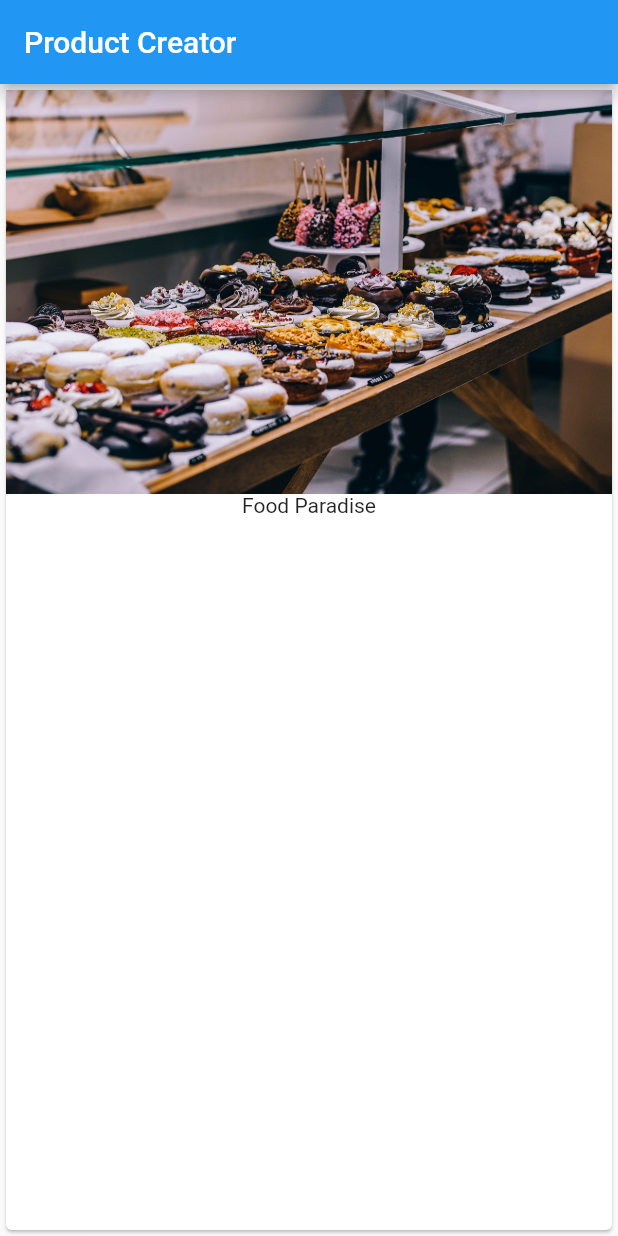
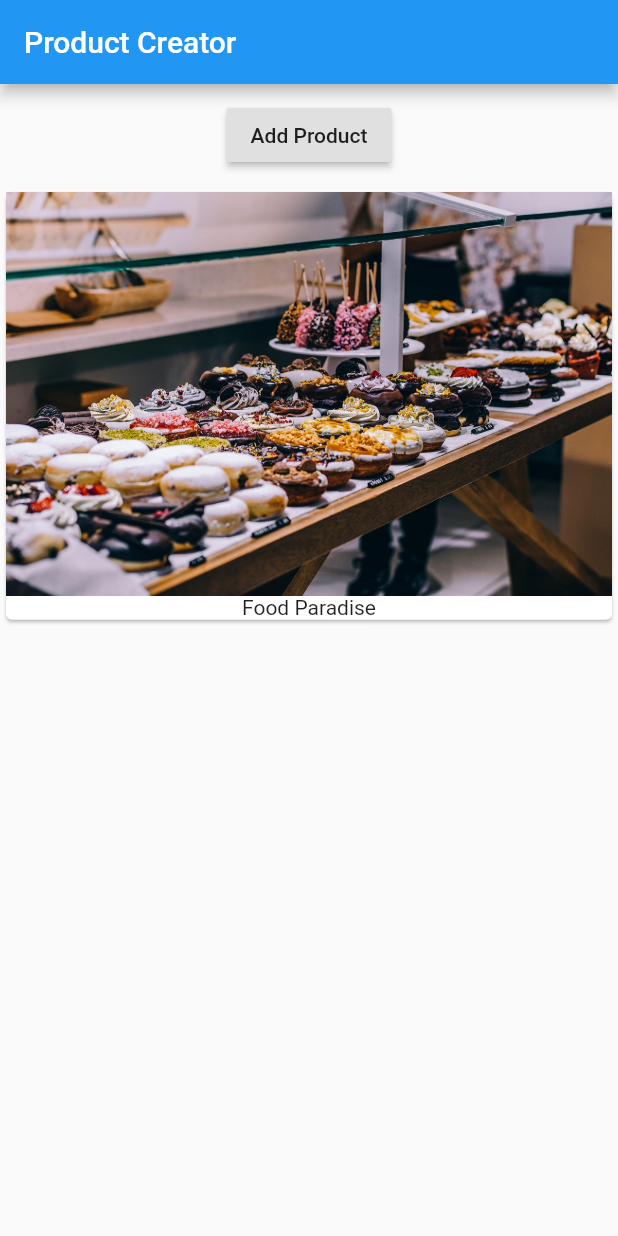
Before and after one commit to Liight/flutter_ProductCreator, a Flutter app: the screen it shows after launch, on a phone screen of 412 x 824 dp. Run offline on Flutter 3.47's test engine with Material 2 defaults, Android fonts, the phone set to English and light mode, and no system bars.

Commit message:
Add a button to the main screen

```diff
--- a/lib/main.dart
+++ b/lib/main.dart
@@ -10,13 +10,23 @@ class MyApp extends StatelessWidget {
           appBar: AppBar(
             title: Text('Product Creator'),
           ),
-        body: Card(
+          body: Column(
+            children: [
+              Container(
+                margin: EdgeInsets.all(10.0),
+                child: RaisedButton(
+                  onPressed: () {},
+                  child: Text('Add Product'),
+                ),
+              ),
+              Card(
                 child: Column(children: <Widget>[
                   Image.asset('assets/food.jpg'),
                   Text('Food Paradise')
                 ]),
-        ),
-      ),
+              )
+            ],
+          )),
     );
   }
 }
```
Lines whose indentation alone changed are shown as unchanged.
